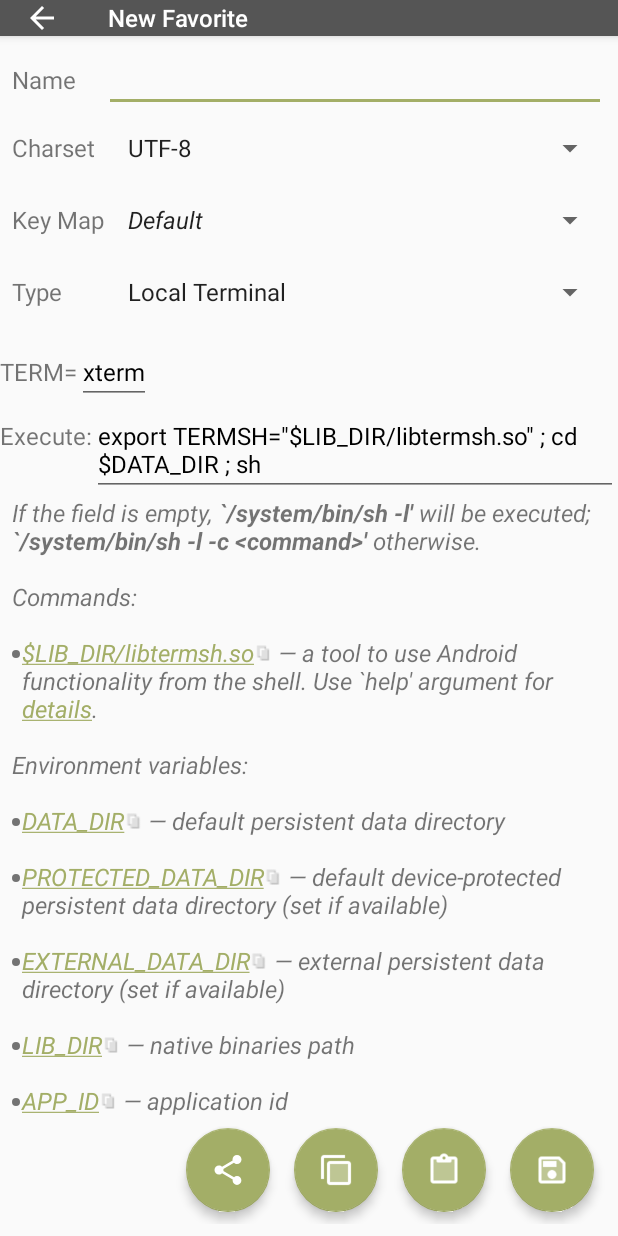
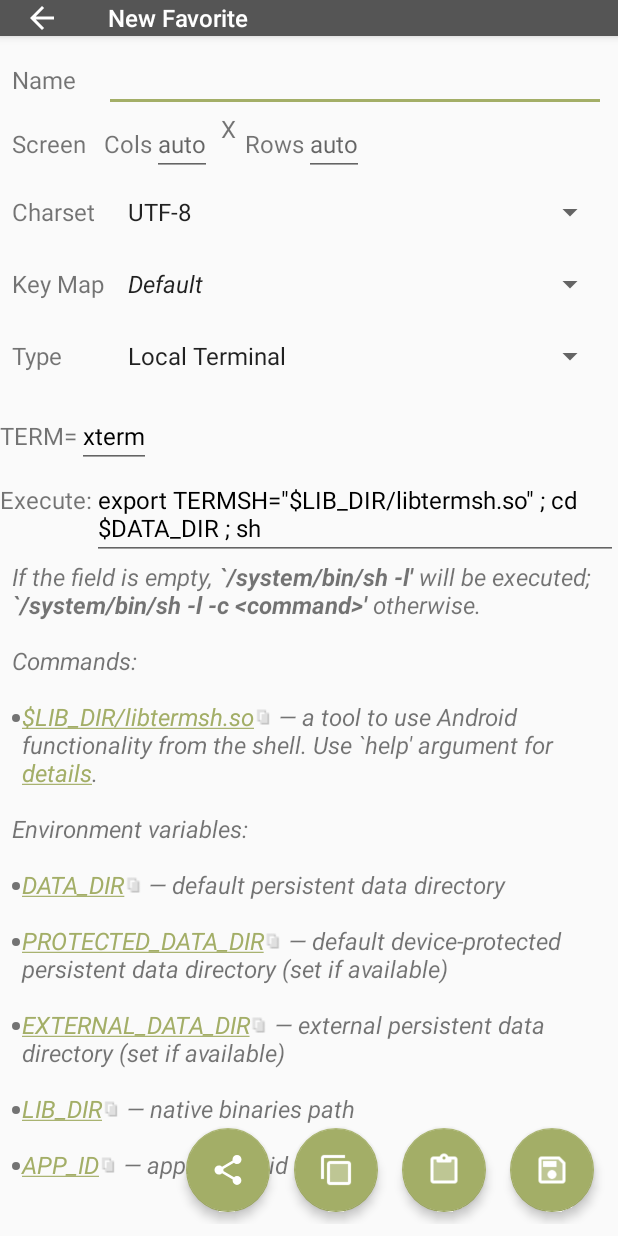
Before and after one commit to green-green-avk/AnotherTermLite, an Android app: the FavoriteEditorActivity screen opened directly, with no data from a screen before it, after a tap on an icon or button, on a phone screen of 412 x 824 dp. Run offline under Robolectric (Android 15) with nearby library versions, the phone set to English and light mode, and no system bars; our stand-ins replace FlexboxLayout; pictures from the network do not load; 3 other taps on this screen came first.

Commit message:
Fixed cols and rows numbers can be set in favorite.

```diff
--- a/app/src/main/java/green_green_avk/anotherterm/FavoriteEditorActivity.java
+++ b/app/src/main/java/green_green_avk/anotherterm/FavoriteEditorActivity.java
@@ -35,6 +35,8 @@ public final class FavoriteEditorActivity extends AppCompatActivity {
     private final RawPreferenceUiWrapper mPrefs = new RawPreferenceUiWrapper();
     private ViewGroup mContainer;
     private EditText mNameW;
+    private EditText mScrColsW;
+    private EditText mScrRowsW;
     private Spinner mCharsetW;
     private Spinner mKeyMapW;
     private Spinner mTypeW;
@@ -184,12 +186,22 @@ public final class FavoriteEditorActivity extends AppCompatActivity {
         return ps;
     }
 
+    private static int getSize(@NonNull final EditText et) {
+        try {
+            return Integer.parseInt(et.getText().toString());
+        } catch (final NumberFormatException e) {
+            return 0;
+        }
+    }
+
     @NonNull
     private PreferenceStorage getPreferences() {
         final PreferenceStorage ps = new PreferenceStorage();
         ps.put("type", BackendsList.get(mTypeW.getSelectedItemPosition()).typeStr);
         ps.put("charset", C.charsetList.get(mCharsetW.getSelectedItemPosition()));
         ps.put("keymap", ((TermKeyMapManager.Meta) mKeyMapW.getSelectedItem()).name);
+        ps.put("screen_cols", getSize(mScrColsW));
+        ps.put("screen_rows", getSize(mScrRowsW));
         ps.putAll(mPrefs.getPreferences());
         return ps;
     }
@@ -212,6 +224,16 @@ public final class FavoriteEditorActivity extends AppCompatActivity {
         }
     }
 
+    private static void setText(@NonNull final EditText et, final Object v) {
+        et.setText(v == null ? "" : v.toString());
+    }
+
+    private static void setSizeText(@NonNull final EditText et, final Object v) {
+        if (v instanceof Integer && ((int) v) <= 0 ||
+                v instanceof Long && ((long) v) <= 0L) setText(et, "");
+        else setText(et, v);
+    }
+
     private void setPreferences(@NonNull final PreferenceStorage ps) {
         mPrefsSt = ps;
         final Object type = mPrefsSt.get("type");
@@ -225,6 +247,8 @@ public final class FavoriteEditorActivity extends AppCompatActivity {
                     mTypeW.setSelection(pos);
                 }
         } else mPrefs.setPreferences(mPrefsSt.get());
+        setSizeText(mScrColsW, mPrefsSt.get("screen_cols"));
+        setSizeText(mScrRowsW, mPrefsSt.get("screen_rows"));
         final Object charset = mPrefsSt.get("charset");
         if (charset != null) {
             final int pos = C.charsetList.indexOf(charset.toString());
@@ -274,6 +298,8 @@ public final class FavoriteEditorActivity extends AppCompatActivity {
 
         mContainer = findViewById(R.id.container);
         mNameW = findViewById(R.id.fav_name);
+        mScrColsW = findViewById(R.id.fav_scr_cols);
+        mScrRowsW = findViewById(R.id.fav_scr_rows);
         mCharsetW = findViewById(R.id.fav_charset);
         mKeyMapW = findViewById(R.id.fav_keymap);
         mTypeW = findViewById(R.id.fav_type);
--- a/app/src/main/res/layout/activity_favorite_editor.xml
+++ b/app/src/main/res/layout/activity_favorite_editor.xml
@@ -31,7 +31,7 @@
                     android:padding="@dimen/text_padding"
                     tools:ignore="UselessParent">
 
-                    <TableRow>
+                    <TableRow android:gravity="center_vertical">
 
                         <TextView
                             android:layout_width="wrap_content"
@@ -46,7 +46,69 @@
                             android:inputType="text" />
                     </TableRow>
 
-                    <TableRow>
+                    <TableRow android:gravity="center_vertical">
+
+                        <TextView
+                            android:layout_width="wrap_content"
+                            android:layout_height="wrap_content"
+                            android:text="@string/label_screen" />
+
+                        <com.google.android.flexbox.FlexboxLayout
+                            android:layout_width="wrap_content"
+                            android:layout_height="wrap_content"
+                            android:layout_weight="1"
+                            app:alignItems="center"
+                            app:flexDirection="row"
+                            app:flexWrap="wrap">
+
+                            <LinearLayout
+                                android:layout_width="wrap_content"
+                                android:layout_height="wrap_content"
+                                android:orientation="horizontal">
+
+                                <TextView
+                                    android:layout_width="wrap_content"
+                                    android:layout_height="wrap_content"
+                                    android:text="@string/label_cols" />
+
+                                <EditText
+                                    android:id="@+id/fav_scr_cols"
+                                    android:layout_width="wrap_content"
+                                    android:layout_height="wrap_content"
+                                    android:hint="@string/hint_auto"
+                                    android:inputType="number" />
+                            </LinearLayout>
+
+                            <TextView
+                                android:layout_width="wrap_content"
+                                android:layout_height="wrap_content"
+                                android:layout_marginLeft="@dimen/text_separator"
+                                android:layout_marginRight="@dimen/text_separator"
+                                android:text="X" />
+
+                            <LinearLayout
+                                android:layout_width="wrap_content"
+                                android:layout_height="wrap_content"
+                                android:orientation="horizontal">
+
+                                <TextView
+                                    android:layout_width="wrap_content"
+                                    android:layout_height="wrap_content"
+                                    android:text="@string/label_rows" />
+
+                                <EditText
+                                    android:id="@+id/fav_scr_rows"
+                                    android:layout_width="wrap_content"
+                                    android:layout_height="wrap_content"
+                                    android:hint="@string/hint_auto"
+                                    android:inputType="number" />
+                            </LinearLayout>
+
+                        </com.google.android.flexbox.FlexboxLayout>
+
+                    </TableRow>
+
+                    <TableRow android:gravity="center_vertical">
 
                         <TextView
                             android:layout_width="wrap_content"
@@ -60,7 +122,7 @@
                             android:layout_weight="1" />
                     </TableRow>
 
-                    <TableRow>
+                    <TableRow android:gravity="center_vertical">
 
                         <TextView
                             android:layout_width="wrap_content"
@@ -74,7 +136,7 @@
                             android:layout_weight="1" />
                     </TableRow>
 
-                    <TableRow>
+                    <TableRow android:gravity="center_vertical">
 
                         <TextView
                             android:layout_width="wrap_content"
--- a/app/src/main/res/values/strings.xml
+++ b/app/src/main/res/values/strings.xml
@@ -117,4 +117,5 @@
     <string name="hint_int_value_p_auto_p">%d (auto)</string>
     <string name="action_send_sigint">Send SIGINT</string>
     <string name="action_send_sighup">Send SIGHUP</string>
+    <string name="label_screen">Screen</string>
 </resources>
```
Also changed, not shown: app/src/main/java/green_green_avk/anotherterm/ConsoleActivity.java (+10 -6 lines), app/src/main/java/green_green_avk/anotherterm/ui/ConsoleScreenView.java (+32 -13 lines).
